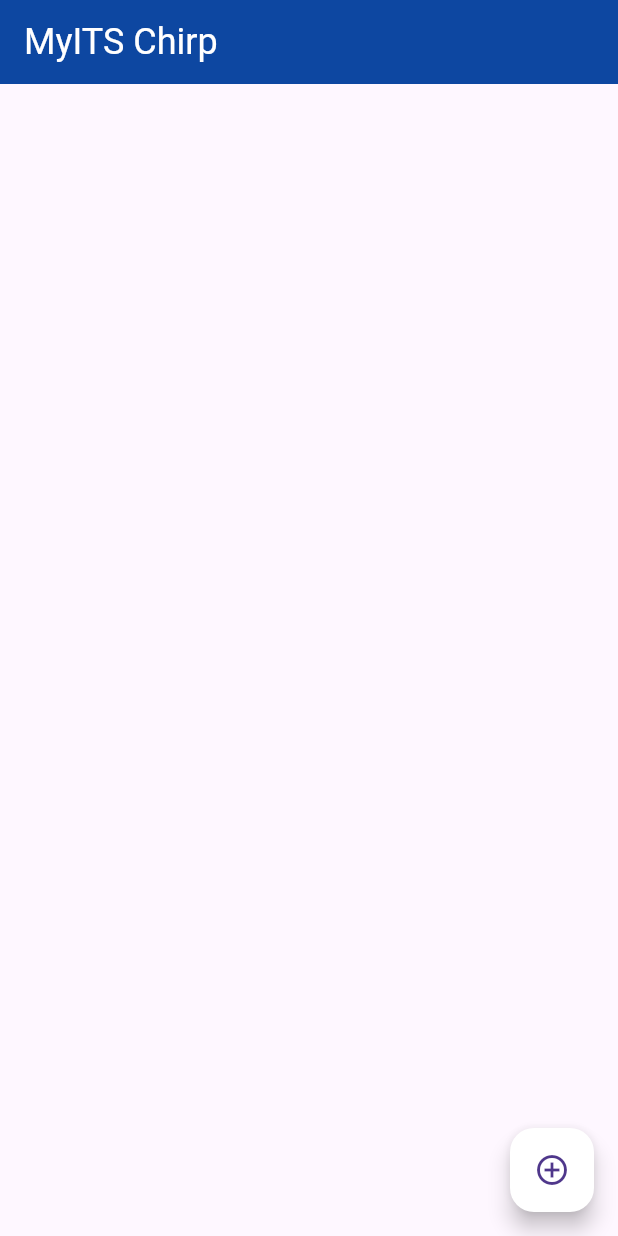
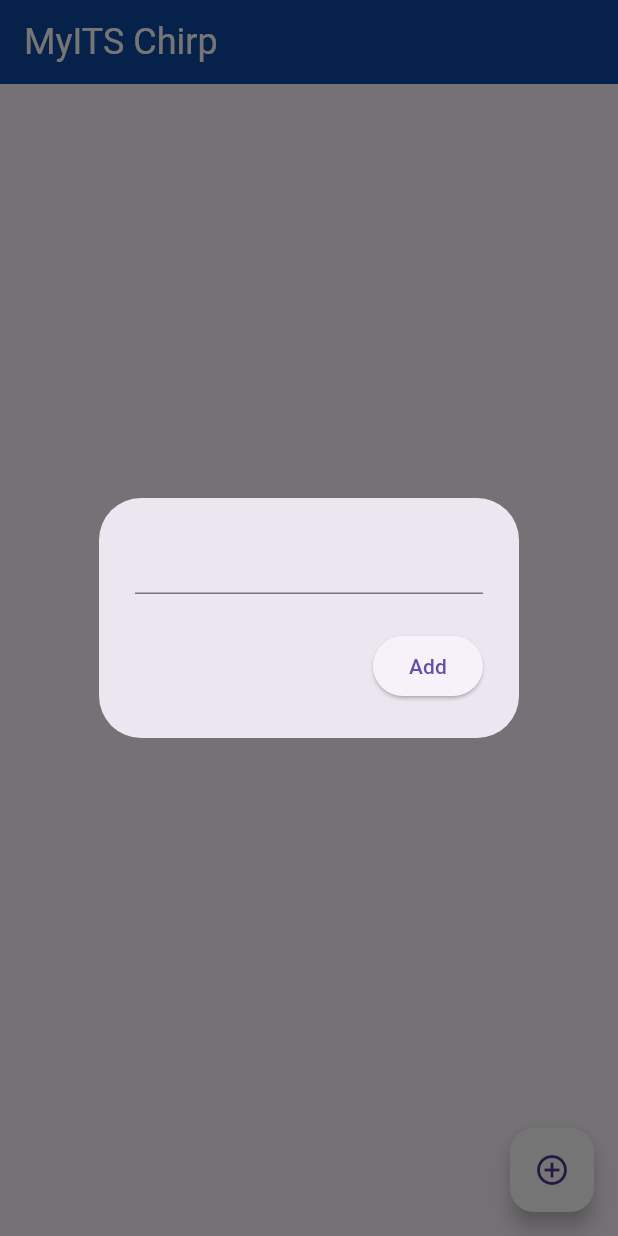
Before and after one commit to zeon-kun/myits_chirp, a Flutter app: the screen it shows after launch, after a tap on the "add circle outline" icon, on a phone screen of 412 x 824 dp. Run offline on Flutter 3.47's test engine with Material 3 defaults, Android fonts, the light colour scheme and no system bars; our stand-ins replace cloud_firestore, firebase_core; accounts and stored records are empty; generated files the repository leaves out were written again.

Commit message:
create and delete post

```diff
--- a/lib/main.dart
+++ b/lib/main.dart
@@ -1,7 +1,14 @@
 import 'package:myits_chirp/pages/home_page.dart';
 import 'package:flutter/material.dart';
+import 'package:firebase_core/firebase_core.dart';
+import 'firebase_options.dart';
+
 
 void main() async {
+  WidgetsFlutterBinding.ensureInitialized();
+  await Firebase.initializeApp(
+    options: DefaultFirebaseOptions.currentPlatform,
+  );
   runApp(const MyApp());
 }
 
--- a/lib/pages/home_page.dart
+++ b/lib/pages/home_page.dart
@@ -1,4 +1,9 @@
+import 'package:cloud_firestore/cloud_firestore.dart';
 import 'package:flutter/material.dart';
+import 'package:intl/intl.dart';
+
+import '../services/firestore.dart';
+
 
 class HomePage extends StatefulWidget {
   const HomePage({super.key});
@@ -9,6 +14,40 @@
 
 class _HomePageState extends State<HomePage> {
   @override
+
+
+  final FirestoreService firestoreService = FirestoreService();
+
+  final TextEditingController TextController = TextEditingController();
+
+
+  void openPostBox({String? docID}){
+    showDialog(
+      context: context,
+      builder: (context) => AlertDialog(
+        content: TextField(
+          controller: TextController,
+        ),
+        actions: [
+          ElevatedButton(
+              onPressed: () {
+                if(docID == null){
+                  firestoreService.addPost(TextController.text);
+                } else{
+                  // firestoreService.updateNote(docID, TextController.text);
+                }
+
+                TextController.clear();
+
+                Navigator.pop(context);
+              },
+              child: const Text("Add")
+          )
+        ],
+      ),
+    );
+  }
+
   Widget build(BuildContext context) {
     return Scaffold(
       appBar: AppBar(
@@ -18,10 +57,63 @@
         backgroundColor: Colors.blue[900],
       ),
       floatingActionButton: FloatingActionButton(
-      onPressed: (){},
+      onPressed: openPostBox,
       child:const Icon(Icons.add_circle_outline),
           backgroundColor: Colors.white,
       ),
+      body: StreamBuilder<QuerySnapshot>(
+
+        stream: firestoreService.getPostsStream(),
+        builder: (context, snapshot){
+          if(snapshot.hasData){
+            List postsList = snapshot.data!.docs;
+
+            return ListView.builder(
+                itemCount: postsList.length,
+                itemBuilder: (context, index){
+                  DocumentSnapshot document = postsList[index];
+                  String docID = document.id;
+
+                  Map<String, dynamic> data =
+                  document.data() as Map<String,  dynamic>;
+                  String postText = data['post'];
+                  // String timeStamp =data['timestamp'];
+                  DateTime dateTime = data['timestamp'].toDate();
+                  String formattedDate = DateFormat('yyyy-MM-dd – kk:mm').format(dateTime);
+
+                  return ListTile(
+                      title: Text(postText),
+                      subtitle: Text(formattedDate),
+                      trailing: Row(
+                        mainAxisSize: MainAxisSize.min,
+
+
+                        children: [
+                        //   //update
+                        //   IconButton(
+                        //     onPressed: ()=> openPostBox(docID: docID),
+                        //     icon: const Icon(Icons.edit),
+                        //   ),
+                        //
+                        //   //delete
+                          IconButton(
+                            onPressed: () => firestoreService.deletePost(docID),
+                            icon: const Icon(Icons.delete),
+                          ),
+                        ],
+                      )
+                  );
+                }
+            );
+          }
+
+          else{
+            return const Text("No New Posts..");
+          }
+        },
+      ),
     );
   }
+
+  text(String s) {}
 }
--- /dev/null
+++ b/lib/services/firestore.dart
@@ -0,0 +1,25 @@
+import 'package:cloud_firestore/cloud_firestore.dart';
+
+class FirestoreService{
+  final CollectionReference posts =
+  FirebaseFirestore.instance.collection('posts');
+
+  Future<void> addPost(String post) {
+    return posts.add({
+      'post': post,
+      'timestamp': Timestamp.now(),
+    });
+  }
+
+  Stream<QuerySnapshot> getPostsStream(){
+    final postsStream =
+    posts.orderBy('timestamp', descending: true).snapshots();
+
+    return postsStream;
+  }
+
+  Future<void> deletePost(String docID){
+    return posts.doc(docID).delete();
+  }
+
+}
--- a/pubspec.yaml
+++ b/pubspec.yaml
@@ -10,6 +10,8 @@
   sdk: '>=3.4.0 <4.0.0'
 
 dependencies:
+  cloud_firestore: ^4.17.5
+  firebase_core: ^2.32.0
   flutter:
     sdk: flutter
   flutter_localizations:
```
Also changed, not shown: firebase.json (added), lib/firebase_options.dart (added), pubspec.lock, 6 other files.
